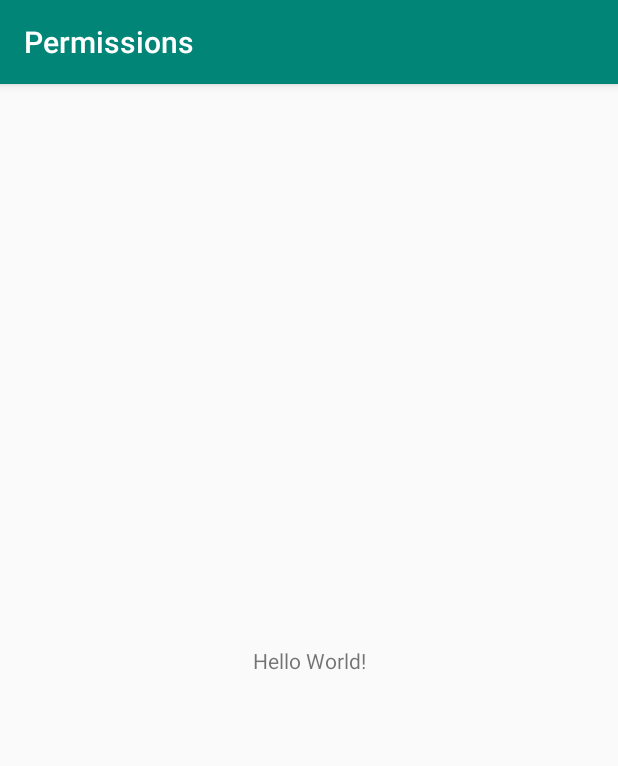
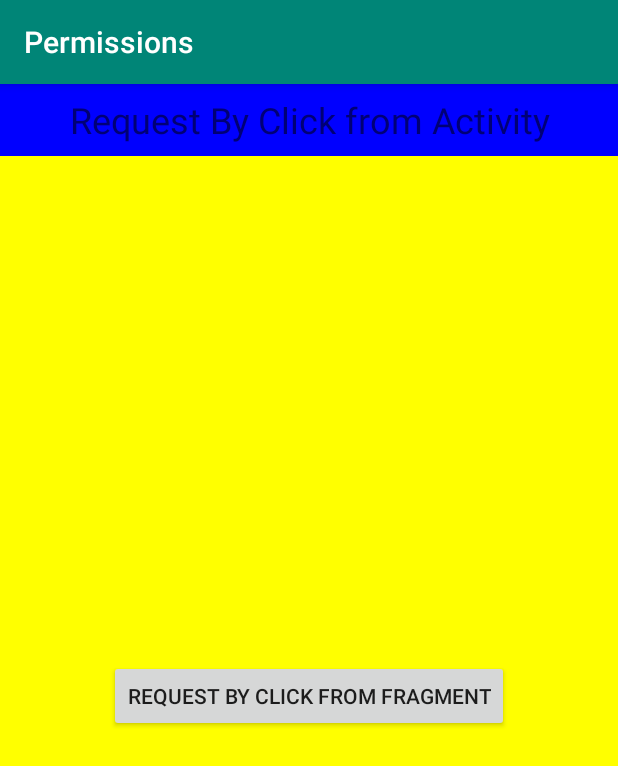
Before and after one commit to tarasantoshchuk/Permissions, an Android app: the screen it shows after launch (MainActivity), on a phone screen of 412 x 824 dp. Shown: the top 766 px of the screen. Run offline under Robolectric (Android 15) with nearby library versions, the phone set to English and light mode, and no system bars.

Commit message:
bugfixes and improvements for showing rationale sample app update

```diff
--- a/app/src/main/AndroidManifest.xml
+++ b/app/src/main/AndroidManifest.xml
@@ -4,6 +4,7 @@
 
     <uses-permission android:name="android.permission.GET_ACCOUNTS"/>
     <uses-permission android:name="android.permission.WRITE_EXTERNAL_STORAGE"/>
+    <uses-permission android:name="android.permission.READ_SMS"/>
 
     <application
         android:allowBackup="true"
--- /dev/null
+++ b/app/src/main/java/io/github/tarasantoshchuk/permissions/app/FragmentWithRequest.kt
@@ -0,0 +1,39 @@
+package io.github.tarasantoshchuk.permissions.app
+
+import android.os.Bundle
+import android.support.v4.app.Fragment
+import android.view.LayoutInflater
+import android.view.View
+import android.view.ViewGroup
+import android.widget.Toast
+import io.github.tarasantoshchuk.permissions.*
+import kotlinx.android.synthetic.main.fragment_layout.*
+
+class FragmentWithRequest : Fragment() {
+    private val permissions by lazy { Permissions.with(this) }
+
+    override fun onCreateView(inflater: LayoutInflater, container: ViewGroup?, savedInstanceState: Bundle?): View? {
+        return inflater.inflate(R.layout.fragment_layout, container, false)
+
+    }
+
+
+    private val listener = object : RequestListener {
+        override fun onResult(request: RequestInfo, result: RequestResult) {
+            Toast.makeText(this@FragmentWithRequest.context, "Result is ${result.result}!", Toast.LENGTH_SHORT).show()
+        }
+
+        override fun onShowRationale(request: RequestInfo, callback: RequestCallback) {
+            Toast.makeText(this@FragmentWithRequest.context, "Showing rationale!", Toast.LENGTH_SHORT).show()
+            callback.proceed()
+        }
+    }
+
+    override fun onViewCreated(view: View, savedInstanceState: Bundle?) {
+        permissions.registerRequest(3, listener, android.Manifest.permission.READ_SMS)
+
+        button.setOnClickListener {
+            permissions.executeRequest(3)
+        }
+    }
+}
--- a/app/src/main/java/io/github/tarasantoshchuk/permissions/app/MainActivity.kt
+++ b/app/src/main/java/io/github/tarasantoshchuk/permissions/app/MainActivity.kt
@@ -2,23 +2,32 @@ package io.github.tarasantoshchuk.permissions.app
 
 import android.support.v7.app.AppCompatActivity
 import android.os.Bundle
+import android.support.v7.app.AlertDialog
 import android.widget.Toast
-import io.github.tarasantoshchuk.permissions.Permissions
-import io.github.tarasantoshchuk.permissions.RequestCallback
-import io.github.tarasantoshchuk.permissions.RequestListener
-import io.github.tarasantoshchuk.permissions.RequestResult
+import io.github.tarasantoshchuk.permissions.*
 import kotlinx.android.synthetic.main.activity_main.*
 
 class MainActivity : AppCompatActivity() {
 
+    companion object {
+        private const val FRAGMENT_TAG = "FRAGMENT_TAG"
+    }
+
     private val listener = object : RequestListener {
-        override fun onResult(result: RequestResult) {
-            Toast.makeText(this@MainActivity, "Result is ${result.result}!", Toast.LENGTH_SHORT).show()
+        override fun onResult(request: RequestInfo, result: RequestResult) {
+            Toast.makeText(this@MainActivity, "request #${request.requestCode} :: Result is ${result.result}!", Toast.LENGTH_SHORT).show()
         }
 
-        override fun onShowRationale(callback: RequestCallback) {
-            Toast.makeText(this@MainActivity, "Showing rationale!", Toast.LENGTH_SHORT).show()
-            callback.proceed()
+        override fun onShowRationale(request: RequestInfo, callback: RequestCallback) {
+            AlertDialog.Builder(this@MainActivity)
+                .setMessage("Please provide following permissions: ${request.permissions.contentToString()}")
+                .setPositiveButton("OK") {_, _ ->
+                    callback.proceed()
+                }
+                .setOnCancelListener {
+                    callback.cancel()
+                }
+                .show()
         }
     }
 
@@ -28,13 +37,20 @@ class MainActivity : AppCompatActivity() {
         super.onCreate(savedInstanceState)
         setContentView(R.layout.activity_main)
 
+        if (supportFragmentManager.findFragmentByTag(FRAGMENT_TAG) == null) {
+            supportFragmentManager
+                .beginTransaction()
+                .add(R.id.container, FragmentWithRequest(), FRAGMENT_TAG)
+                .commitNow()
+        }
+
         permissions.apply {
             registerRequest(1, listener, android.Manifest.permission.GET_ACCOUNTS)
-            requestNow(2, listener, android.Manifest.permission.WRITE_EXTERNAL_STORAGE)
+            registerAndExecuteRequest(2, listener, android.Manifest.permission.WRITE_EXTERNAL_STORAGE)
         }
 
         text.setOnClickListener {
-            permissions.request(1)
+            permissions.executeRequest(1)
         }
     }
 
--- a/app/src/main/res/layout/activity_main.xml
+++ b/app/src/main/res/layout/activity_main.xml
@@ -7,13 +7,25 @@
                                              tools:context=".MainActivity">
 
     <TextView
-        android:layout_width="wrap_content"
-        android:layout_height="wrap_content"
-        android:text="Hello World!"
+            android:layout_width="0dp"
+            android:layout_height="48dp"
+            android:text="Request By Click from Activity"
             android:id="@+id/text"
+            android:gravity="center"
+            android:background="#00f"
+            android:textSize="24sp"
+            app:layout_constraintTop_toTopOf="parent"
+            app:layout_constraintEnd_toEndOf="parent"
+            app:layout_constraintStart_toStartOf="parent"/>
+
+    <FrameLayout
+            android:layout_width="match_parent"
+            android:layout_height="0dp"
+            android:id="@+id/container"
+            app:layout_constraintStart_toStartOf="parent"
+            app:layout_constraintEnd_toEndOf="parent"
             app:layout_constraintBottom_toBottomOf="parent"
-        app:layout_constraintLeft_toLeftOf="parent"
-        app:layout_constraintRight_toRightOf="parent"
-        app:layout_constraintTop_toTopOf="parent" />
+            app:layout_constraintTop_toBottomOf="@id/text"
+    />
 
 </android.support.constraint.ConstraintLayout>
--- /dev/null
+++ b/app/src/main/res/layout/fragment_layout.xml
@@ -0,0 +1,16 @@
+<?xml version="1.0" encoding="utf-8"?>
+<FrameLayout xmlns:android="http://schemas.android.com/apk/res/android"
+             android:layout_width="match_parent"
+             android:background="#ff0"
+             android:layout_height="match_parent">
+
+    <Button
+            android:layout_width="wrap_content"
+            android:layout_height="48dp"
+            android:gravity="center"
+            android:text="Request by click from fragment"
+            android:id="@+id/button"
+            android:layout_gravity="center"
+    />
+
+</FrameLayout>
--- a/permissions/src/main/java/io/github/tarasantoshchuk/permissions/Permissions.kt
+++ b/permissions/src/main/java/io/github/tarasantoshchuk/permissions/Permissions.kt
@@ -38,57 +38,94 @@ class Permissions private constructor(fManagerProvider: () -> FragmentManager) {
         fManagerProvider()
     }
 
-    fun request(code: Int, skipRationale: Boolean = false) {
-        val requestInfo = permissionsHandler.permissionRequests[code]
+    fun executeRequest(code: Int, skipRationale: Boolean = false) {
+        val requestInfo = permissionsHandler.permissionRequests[code]!!
 
-        if (permissionsHandler.shouldShowRequestPermissionRationale(requestInfo!!.permissions) && !skipRationale) {
-            requestInfo.listener.onShowRationale(callback(code))
+        if (permissionsHandler.shouldShowRequestPermissionRationale(requestInfo.permissions) && !skipRationale) {
+            requestInfo.state = State.RATIONALE
+            requestInfo.listener.onShowRationale(requestInfo, callback(code))
+        } else {
+            requestInfo.state = State.SYSTEM_DIALOG
+            permissionsHandler.requestPermissions(requestInfo.permissions, code)
         }
-
-        permissionsHandler.requestPermissions(requestInfo.permissions, code)
     }
 
     private fun callback(code: Int): RequestCallback {
         return object : RequestCallback {
             override fun proceed() {
-                request(code, true)
+                executeRequest(code, true)
             }
 
             override fun cancel() {
+                abortRequest(code)
             }
         }
     }
 
-    fun registerRequest(code: Int, listener: RequestListener, vararg permissions: String) {
-        permissionsHandler.permissionRequests[code] = RequestInfo(permissions, listener)
+    private fun abortRequest(code: Int) {
+        permissionsHandler.permissionRequests[code]!!.state = State.IDLE
     }
 
-    fun requestNow(code: Int, listener: RequestListener, vararg permissions: String) {
-        registerRequest(code, listener, *permissions)
-        request(code)
+    fun registerRequest(code: Int, listener: RequestListener, vararg permissions: String) {
+        val requestInfo = permissionsHandler.permissionRequests[code]
+        if (requestInfo == null) {
+            permissionsHandler.permissionRequests[code] = RequestInfo(code, permissions, listener)
+        } else {
+            requestInfo.listener = listener
+
+            if (requestInfo.state == State.RATIONALE) {
+                listener.onShowRationale(requestInfo, callback(code))
+            }
+        }
+    }
+
+    fun registerAndExecuteRequest(code: Int, listener: RequestListener, vararg permissions: String) {
+        val requestInfo = permissionsHandler.permissionRequests[code]
+
+        if (requestInfo == null) {
+            permissionsHandler.permissionRequests[code] = RequestInfo(code, permissions, listener)
+            executeRequest(code)
+        } else {
+            requestInfo.listener = listener
+
+            if (requestInfo.state == State.RATIONALE) {
+                listener.onShowRationale(requestInfo, callback(code))
+            }
+        }
     }
 }
 
-class RequestInfo(val permissions: Array<out String>, val listener: RequestListener)
+enum class State {
+    IDLE,
+    RATIONALE,
+    SYSTEM_DIALOG,
+}
+
+class RequestInfo constructor(
+    val requestCode: Int,
+    val permissions: Array<out String>,
+    internal var listener: RequestListener,
+    internal var state: State = State.IDLE
+)
 
 interface RequestListener {
-    fun onShowRationale(callback: RequestCallback) {
+    fun onShowRationale(request: RequestInfo, callback: RequestCallback) {
         callback.proceed()
     }
 
-    fun onResult(result: RequestResult) {
+    fun onResult(request: RequestInfo, result: RequestResult) {
     }
 
-    fun onGranted(result: RequestResult) {
-        onResult(result)
+    fun onGranted(request: RequestInfo, result: RequestResult) {
+        onResult(request, result)
     }
 
-    fun onDenied(result: RequestResult) {
-        onResult(result)
+    fun onDenied(request: RequestInfo, result: RequestResult) {
+        onResult(request, result)
     }
 
-    fun onDeniedForever(result: RequestResult) {
-        onDenied(result)
+    fun onDeniedForever(request: RequestInfo, result: RequestResult) {
+        onDenied(request, result)
     }
 }
 
@@ -100,6 +137,7 @@ interface RequestCallback {
      *
      */
     fun proceed()
+
     fun cancel()
 }
 
--- a/permissions/src/main/java/io/github/tarasantoshchuk/permissions/PermissionsFragment.kt
+++ b/permissions/src/main/java/io/github/tarasantoshchuk/permissions/PermissionsFragment.kt
@@ -41,11 +41,13 @@ class PermissionsFragment: Fragment() {
     override fun onRequestPermissionsResult(requestCode: Int, permissions: Array<String>, grantResults: IntArray) {
         val requestResult = requestResults(permissions, grantResults)
 
-        permissionRequests[requestCode]!!.listener.apply {
+        val requestInfo = permissionRequests[requestCode]
+
+        requestInfo!!.listener.apply {
             when (requestResult.result) {
-                PermissionStatus.GRANTED -> onGranted(requestResult)
-                PermissionStatus.DENIED -> onDenied(requestResult)
-                PermissionStatus.DENIED_FOREVER -> onDeniedForever(requestResult)
+                PermissionStatus.GRANTED -> onGranted(requestInfo, requestResult)
+                PermissionStatus.DENIED -> onDenied(requestInfo, requestResult)
+                PermissionStatus.DENIED_FOREVER -> onDeniedForever(requestInfo, requestResult)
             }
         }
     }
```
Lines whose indentation alone changed are shown as unchanged.
